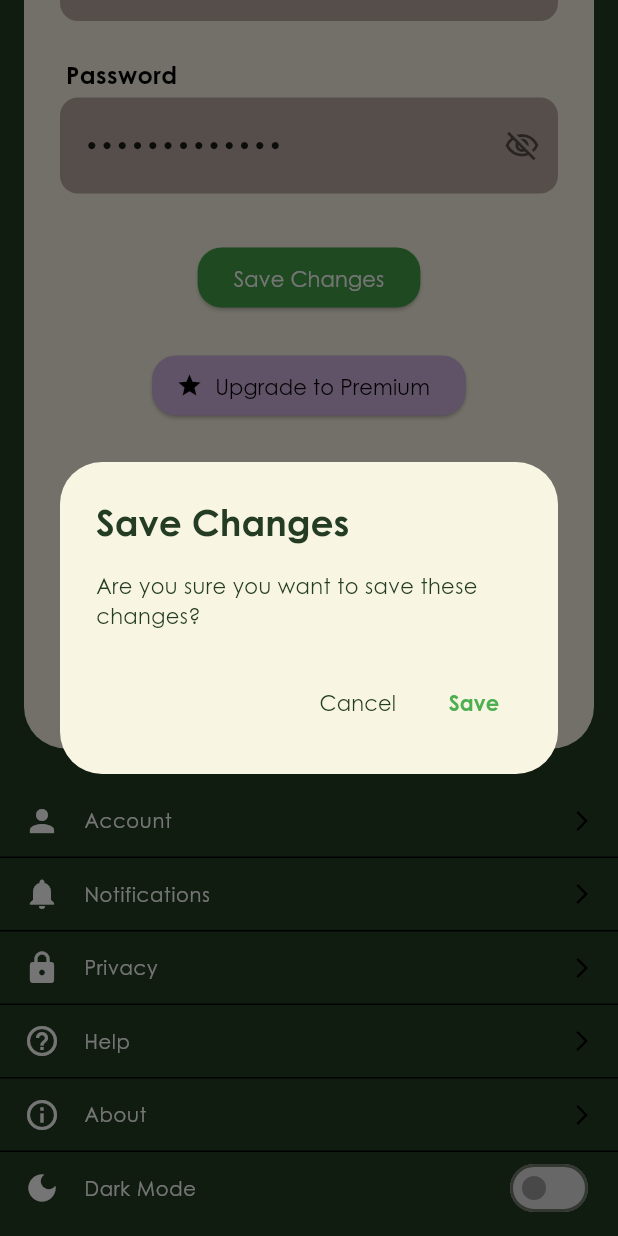
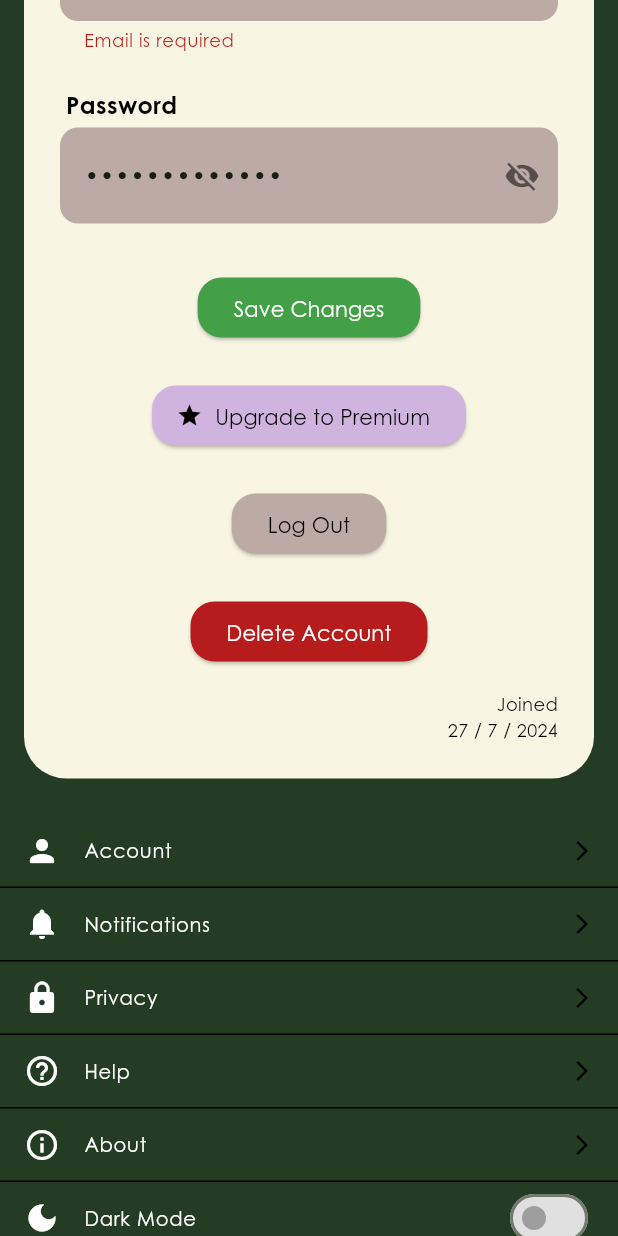
Before and after one commit to dontwakeupben/bytebck, a Flutter app: the ProfileScreen screen opened by its route, scrolled down 454 dp, after a tap on "Save Changes", on a phone screen of 412 x 824 dp. Run offline on Flutter 3.47's test engine with Material 3 defaults, Android fonts, the phone set to English and light mode, and no system bars; our stand-ins replace firebase_auth, firebase_core, get_it, google_sign_in; accounts and stored records are empty; network calls fail.

Commit message:
added email stuff test

```diff
--- a/lib/main.dart
+++ b/lib/main.dart
@@ -20,6 +20,7 @@
 import 'screens/library_screen.dart';
 import 'screens/premium_screen.dart';
 import 'screens/profile_screen.dart';
+import 'screens/set_password.dart';
 // import other screens as you create them
 
 void main() async {
@@ -70,6 +71,7 @@
             '/create': (context) => const CreateGuideScreen(),
             '/phone_otp': (context) => const PhoneOtp(),
             '/link_email': (context) => LinkEmailScreen(),
+            '/set_password': (context) => SetPasswordScreen(),
             // Add other routes here as you implement them
           },
         );
--- a/lib/screens/profile_screen.dart
+++ b/lib/screens/profile_screen.dart
@@ -11,6 +11,8 @@
 }
 
 class _ProfileScreenState extends State<ProfileScreen> {
+  final _formKey = GlobalKey<FormState>();
+
   // Helper to check if email is verified
 
   bool get isEmailVerified {
@@ -37,6 +39,7 @@
   bool _isDarkMode = false;
   // Function to show a confirmation dialog when saving changes
   void _showSaveConfirmation() {
+    if (_formKey.currentState?.validate() ?? false) {
       showDialog(
         context: context,
         builder: (BuildContext context) {
@@ -52,35 +55,26 @@
             ),
             content: const Text(
               'Are you sure you want to save these changes?',
-            style: TextStyle(fontFamily: 'CenturyGo', color: Color(0xFF233C23)),
-          ),
-          actions: [
-            TextButton(
-              onPressed: () {
-                Navigator.of(context).pop();
-              },
-              child: const Text(
-                'Cancel',
               style: TextStyle(
                 fontFamily: 'CenturyGo',
                 color: Color(0xFF233C23),
               ),
             ),
+            actions: [
+              TextButton(
+                onPressed: () => Navigator.of(context).pop(),
+                child: const Text('Cancel'),
               ),
               TextButton(
                 onPressed: () {
                   Navigator.of(context).pop();
                   ScaffoldMessenger.of(context).showSnackBar(
-                  const SnackBar(
-                    content: Text('Changes saved successfully'),
-                    backgroundColor: Color(0xFF233C23),
-                  ),
+                    const SnackBar(content: Text('Changes saved successfully')),
                   );
                 },
                 child: const Text(
                   'Save',
                   style: TextStyle(
-                  fontFamily: 'CenturyGo',
                     color: Colors.green,
                     fontWeight: FontWeight.bold,
                   ),
@@ -90,6 +84,7 @@
           );
         },
       );
+    }
   }
 
   FirebaseService fbService = GetIt.instance<FirebaseService>();
@@ -132,6 +127,10 @@
   Widget build(BuildContext context) {
     final user = fbService.getCurrentUser();
     final email = user?.email;
+    final _nameController = TextEditingController(text: 'ben angelo');
+    final _emailController = TextEditingController(text: email ?? "User");
+    final _passwordController = TextEditingController(text: 'ballslicker32');
+
     return Scaffold(
       backgroundColor: const Color(0xFF233C23),
       body: SafeArea(
@@ -182,6 +181,8 @@
                     color: const Color(0xFFF8F5E3),
                     borderRadius: BorderRadius.circular(28),
                   ),
+                  child: Form(
+                    key: _formKey,
                     child: Column(
                       mainAxisSize: MainAxisSize.min,
                       children: [
@@ -193,13 +194,13 @@
                               onPressed: sendVerificationEmail,
                               icon: const Icon(
                                 Icons.verified,
-                              color: Colors.blue,
+                                color: const Color(0xFF233C23),
                               ),
                               label: const Text(
                                 'Verify Email',
                                 style: TextStyle(
                                   fontFamily: 'CenturyGo',
-                                color: Colors.blue,
+                                  color: const Color(0xFF233C23),
                                   fontWeight: FontWeight.bold,
                                 ),
                               ),
@@ -226,7 +227,31 @@
                         ),
                         const SizedBox(height: 4),
 
-                      _ProfileField(value: 'ben angelo', isPassword: false),
+                        TextFormField(
+                          controller: _nameController,
+                          decoration: InputDecoration(
+                            hintText: 'Enter your name',
+                            filled: true,
+                            fillColor: Colors.brown[200],
+                            border: OutlineInputBorder(
+                              borderRadius: BorderRadius.circular(12),
+                              borderSide: BorderSide.none,
+                            ),
+                            contentPadding: const EdgeInsets.fromLTRB(
+                              12,
+                              28,
+                              12,
+                              12,
+                            ),
+                          ),
+                          validator: (value) {
+                            if (value == null || value.trim().isEmpty) {
+                              return 'Name is required';
+                            }
+                            return null;
+                          },
+                          style: const TextStyle(fontFamily: 'CenturyGo'),
+                        ),
                         const SizedBox(height: 24),
 
                         Align(
@@ -243,7 +268,37 @@
                         ),
                         const SizedBox(height: 4),
 
-                      _ProfileField(value: email ?? "User", isPassword: false),
+                        TextFormField(
+                          controller: _emailController,
+                          decoration: InputDecoration(
+                            hintText: 'Enter your email',
+                            filled: true,
+                            fillColor: Colors.brown[200],
+                            border: OutlineInputBorder(
+                              borderRadius: BorderRadius.circular(12),
+                              borderSide: BorderSide.none,
+                            ),
+                            contentPadding: const EdgeInsets.fromLTRB(
+                              12,
+                              28,
+                              12,
+                              12,
+                            ),
+                          ),
+                          validator: (value) {
+                            if (value == null || value.trim().isEmpty) {
+                              return 'Email is required';
+                            }
+                            if (!RegExp(
+                              r'^[\w-\.]+@([\w-]+\.)+[\w]{2,4}$',
+                            ).hasMatch(value)) {
+                              return 'Enter a valid email';
+                            }
+                            return null;
+                          },
+                          style: const TextStyle(fontFamily: 'CenturyGo'),
+                        ),
+
                         const SizedBox(height: 24),
                         Align(
                           alignment: Alignment(-0.97, 1),
@@ -259,16 +314,49 @@
                         ),
                         const SizedBox(height: 4),
 
-                      _ProfileField(
-                        value: 'ballslicker32',
-                        isPassword: true,
-                        passwordVisible: _passwordVisible,
-                        onTogglePassword: () {
+                        TextFormField(
+                          controller: _passwordController,
+                          obscureText: !_passwordVisible,
+                          decoration: InputDecoration(
+                            hintText: 'Enter your password',
+                            filled: true,
+                            fillColor: Colors.brown[200],
+                            border: OutlineInputBorder(
+                              borderRadius: BorderRadius.circular(12),
+                              borderSide: BorderSide.none,
+                            ),
+                            contentPadding: const EdgeInsets.fromLTRB(
+                              12,
+                              28,
+                              12,
+                              12,
+                            ),
+                            suffixIcon: IconButton(
+                              icon: Icon(
+                                _passwordVisible
+                                    ? Icons.visibility
+                                    : Icons.visibility_off,
+                                color: Colors.black54,
+                              ),
+                              onPressed: () {
                                 setState(() {
                                   _passwordVisible = !_passwordVisible;
                                 });
                               },
                             ),
+                          ),
+                          validator: (value) {
+                            if (value == null || value.trim().isEmpty) {
+                              return 'Password is required';
+                            }
+                            if (value.length < 6) {
+                              return 'Password must be at least 6 characters';
+                            }
+                            return null;
+                          },
+                          style: const TextStyle(fontFamily: 'CenturyGo'),
+                        ),
+
                         const SizedBox(height: 32),
                         ElevatedButton(
                           onPressed: _showSaveConfirmation,
@@ -345,7 +433,8 @@
                                   ),
                                   content: const Column(
                                     mainAxisSize: MainAxisSize.min,
-                                  crossAxisAlignment: CrossAxisAlignment.start,
+                                    crossAxisAlignment:
+                                        CrossAxisAlignment.start,
                                     children: [
                                       Text(
                                         'Are you sure you want to delete your account?',
@@ -438,6 +527,7 @@
                           ),
                         ),
                       ],
+                    ),
                   ),
                 ),
               ),
@@ -574,58 +664,6 @@
   }
 }
 
-// Widget for profile fields with optional password visibility toggle
-class _ProfileField extends StatelessWidget {
-  final String value;
-  final bool isPassword;
-  final bool? passwordVisible;
-  final VoidCallback? onTogglePassword;
-
-  const _ProfileField({
-    required this.value,
-    this.isPassword = false,
-    this.passwordVisible,
-    this.onTogglePassword,
-  });
-
-  @override
-  // Build method for the profile field widget
-  Widget build(BuildContext context) {
-    return TextField(
-      obscureText: isPassword && !(passwordVisible ?? false),
-      decoration: InputDecoration(
-        floatingLabelBehavior: FloatingLabelBehavior.always,
-        labelStyle: const TextStyle(
-          fontFamily: 'CenturyGo',
-          color: Colors.black,
-          fontWeight: FontWeight.bold,
-        ),
-        filled: true,
-        fillColor: Colors.brown[200],
-        border: OutlineInputBorder(
-          borderRadius: BorderRadius.circular(12),
-          borderSide: BorderSide.none,
-        ),
-        contentPadding: const EdgeInsets.fromLTRB(12, 28, 12, 12),
-        suffixIcon:
-            isPassword
-                ? IconButton(
-                  icon: Icon(
-                    passwordVisible ?? false
-                        ? Icons.visibility_outlined
-                        : Icons.visibility_off_outlined,
-                    color: Colors.black54,
-                  ),
-                  onPressed: onTogglePassword,
-                )
-                : null,
-      ),
-      style: const TextStyle(fontFamily: 'CenturyGo'),
-      controller: TextEditingController(text: value),
-    );
-  }
-}
-
 // Widget for individual settings tiles
 class _SettingsTile extends StatelessWidget {
   final IconData icon;
```
Also changed, not shown: lib/screens/login_screen.dart (+8 -0 lines), lib/screens/register_screen.dart (+38 -0 lines), lib/screens/set_password.dart (added, +145 -0 lines), lib/services/firebase_service.dart (+11 -9 lines). Lines whose indentation alone changed are shown as unchanged.
